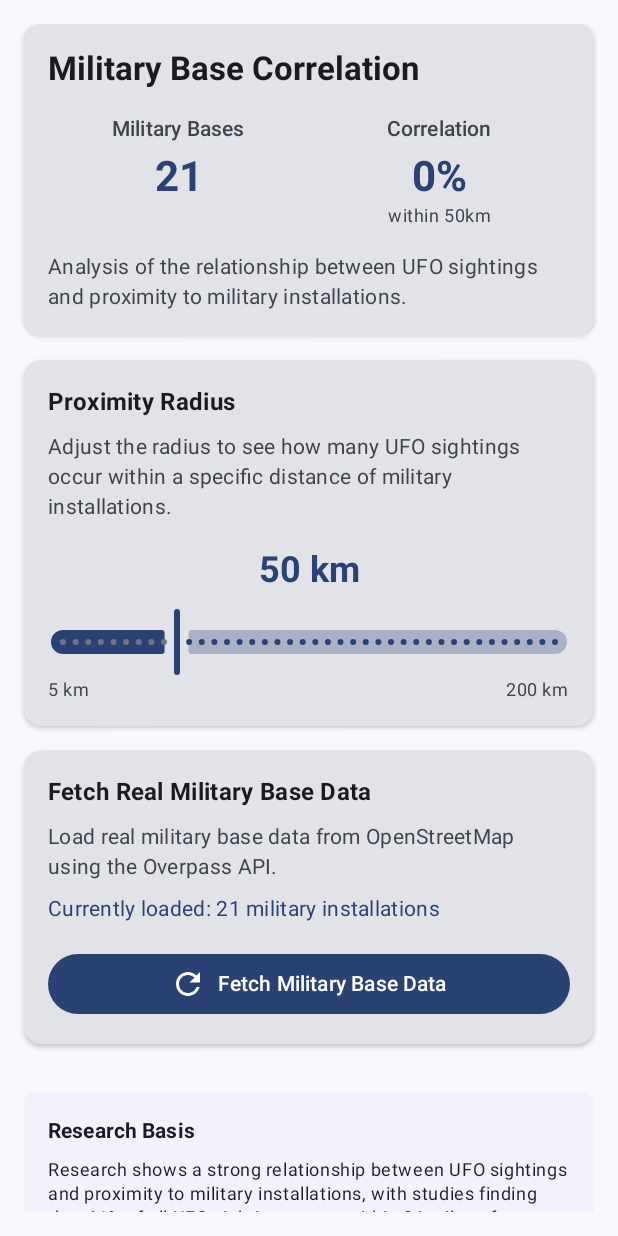
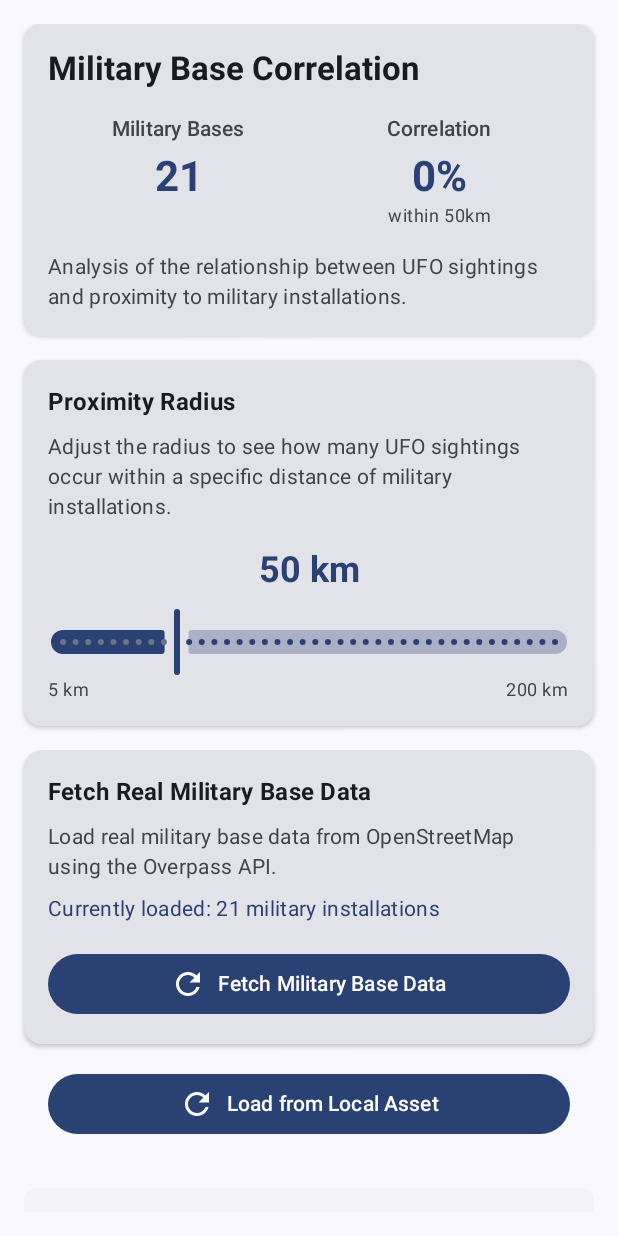
Before and after one commit to jzuercher123/UfoSightingMap, an Android app built with Jetpack Compose: the composable MilitaryBaseCorrelationTab shown on its own in the app's theme, on a phone screen of 412 x 824 dp. Run offline under Robolectric (Android 15) with nearby library versions, the phone set to English and light mode, and no system bars; our stand-ins replace Room's generated code, Timber; libraries missing offline, so code that uses them is left out: org.osmdroid.tileprovider, org.osmdroid.util, org.osmdroid.views; 7 statements that could not run were skipped.

Commit message:
military bases

```diff
--- a/app/src/main/java/com/ufomap/ufosightingmap/ui/correlation/MilitaryBaseCorrelationTab.kt
+++ b/app/src/main/java/com/ufomap/ufosightingmap/ui/correlation/MilitaryBaseCorrelationTab.kt
@@ -1,5 +1,6 @@
 package com.ufomap.ufosightingmap.ui.correlation
 
+import android.util.Log
 import androidx.compose.foundation.Canvas
 import androidx.compose.foundation.background
 import androidx.compose.foundation.border
@@ -21,9 +22,13 @@ import androidx.compose.foundation.rememberScrollState
 import androidx.compose.foundation.shape.RoundedCornerShape
 import androidx.compose.foundation.verticalScroll
 import androidx.compose.material.icons.Icons
+import androidx.compose.material.icons.filled.Refresh
+import androidx.compose.material3.Button
 import androidx.compose.material3.Card
 import androidx.compose.material3.CardDefaults
+import androidx.compose.material3.CircularProgressIndicator
 import androidx.compose.material3.Divider
+import androidx.compose.material3.Icon
 import androidx.compose.material3.MaterialTheme
 import androidx.compose.material3.Slider
 import androidx.compose.material3.SliderDefaults
@@ -47,19 +52,10 @@ import androidx.compose.ui.unit.dp
 import com.ufomap.ufosightingmap.data.correlation.dao.DistanceDistribution
 import com.ufomap.ufosightingmap.data.correlation.dao.SightingWithBaseDistance
 import com.ufomap.ufosightingmap.viewmodel.CorrelationViewModel
+import kotlinx.coroutines.launch
 import java.text.NumberFormat
 import kotlin.math.min
 import kotlin.math.roundToInt
-import androidx.compose.runtime.remember
-import androidx.compose.runtime.collectAsState
-import androidx.compose.runtime.getValue
-import androidx.compose.runtime.mutableStateOf
-import androidx.compose.runtime.setValue
-import androidx.compose.material.icons.filled.Refresh
-import androidx.compose.material3.Button
-import androidx.compose.material3.CircularProgressIndicator
-import androidx.compose.material3.Icon
-
 
 /**
  * Tab for displaying military base correlation analysis.
@@ -116,6 +112,33 @@ fun MilitaryBaseCorrelationTab(viewModel: CorrelationViewModel) {
             isLoading = viewModel.isLoading.collectAsState().value,
             baseCount = militaryBases.size
         )
+
+        Spacer(modifier = Modifier.height(16.dp))
+
+        // New button with proper loading state handling
+        Button(
+            onClick = { viewModel.loadFromJsonAsset() },
+            enabled = !viewModel.isLoading.collectAsState().value,
+            modifier = Modifier.fillMaxWidth().padding(horizontal = 16.dp)
+        ) {
+            // Show circular progress indicator while loading
+            if (viewModel.isLoading.collectAsState().value) {
+                CircularProgressIndicator(
+                    modifier = Modifier
+                        .size(24.dp)
+                        .padding(end = 8.dp),
+                    strokeWidth = 2.dp,
+                    color = MaterialTheme.colorScheme.onPrimary
+                )
+            } else {
+                Icon(
+                    imageVector = Icons.Default.Refresh,
+                    contentDescription = null,
+                    modifier = Modifier.padding(end = 8.dp)
+                )
+            }
+            Text(if (viewModel.isLoading.collectAsState().value) "Loading..." else "Load from Local Asset")
+        }
 
         // Distance distribution chart
         if (distanceDistribution.isNotEmpty()) {
@@ -388,7 +411,6 @@ private fun FetchDataButton(
     }
 }
 
-
 /**
  * Chart showing the distribution of sightings by distance to military bases
  */
@@ -616,7 +638,6 @@ private fun NearestBasesSection(
 /**
  * Individual sighting item in the list
  */
-// Replace the entire SightingNearBaseItem function (around line 410-440)
 @Composable
 private fun SightingNearBaseItem(sighting: SightingWithBaseDistance) {
     Box(modifier = Modifier.fillMaxWidth()) {
```
Also changed, not shown: app/src/main/java/com/ufomap/ufosightingmap/viewmodel/CorrelationViewModel.kt (+22 -0 lines).
